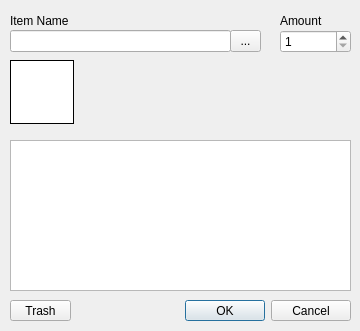
This is starcheat/templates/ItemEdit.ui in wizzomafizzo/starcheat as Qt 5 draws it before an edit. The edited form follows.
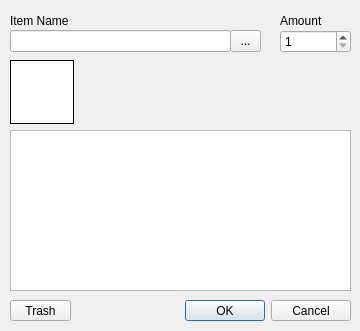
This is the edited form.

Commit message: Added basic variant edit support

```diff
--- a/starcheat/templates/ItemEdit.ui
+++ b/starcheat/templates/ItemEdit.ui
@@ -91,9 +91,9 @@
    <property name="geometry">
     <rect>
      <x>10</x>
-     <y>140</y>
+     <y>130</y>
      <width>341</width>
-     <height>151</height>
+     <height>161</height>
     </rect>
    </property>
    <property name="editTriggers">
@@ -103,7 +103,7 @@
     <bool>true</bool>
    </property>
    <property name="wordWrap">
-    <bool>false</bool>
+    <bool>true</bool>
    </property>
    <property name="cornerButtonEnabled">
     <bool>false</bool>
@@ -117,6 +117,9 @@
    <attribute name="verticalHeaderVisible">
     <bool>false</bool>
    </attribute>
+   <attribute name="verticalHeaderDefaultSectionSize">
+    <number>40</number>
+   </attribute>
    <column>
     <property name="text">
      <string>Variant</string>
```
Left out of the diff: 3 changed lines with no effect on the pictures. The commit also changes 3 other files.
